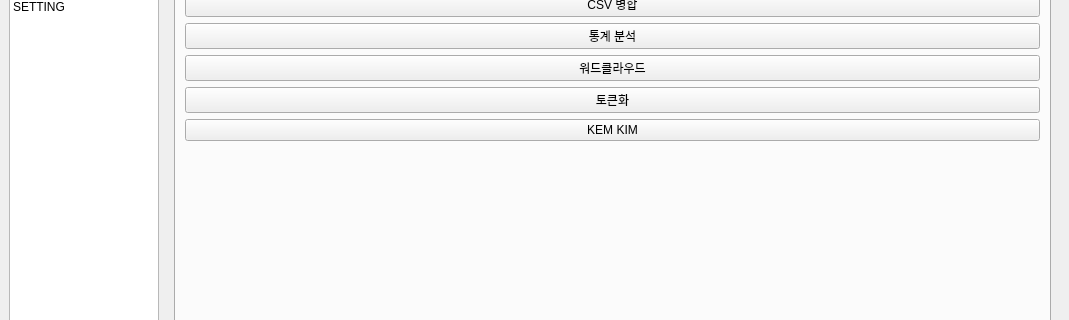
The window that manager/app/assets/gui.ui (yojun313/knpu) describes before a commit, drawn with Qt 5; both pictures show x 0 to 1069 and y 94 to 414 of the 1069 by 787 pixel window.
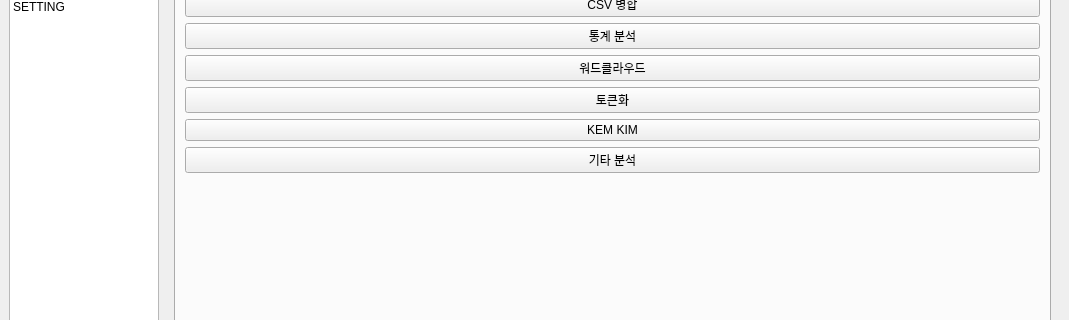
The same window after the commit. The open tabs and pages were chosen to show the change.

Patch:
```diff
--- a/manager/app/assets/gui.ui
+++ b/manager/app/assets/gui.ui
@@ -216,6 +216,13 @@
                   </property>
                  </widget>
                 </item>
+                <item>
+                 <widget class="QPushButton" name="analysis_etc_btn">
+                  <property name="text">
+                   <string>기타 분석</string>
+                  </property>
+                 </widget>
+                </item>
                 <item>
                  <spacer name="verticalSpacer_2">
                   <property name="orientation">
```
